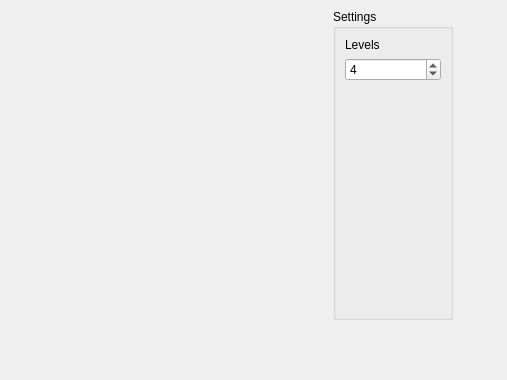
Old version of the form workshop32/mainwindow.ui in the repository dsba-z/week16cpp2021qt2.
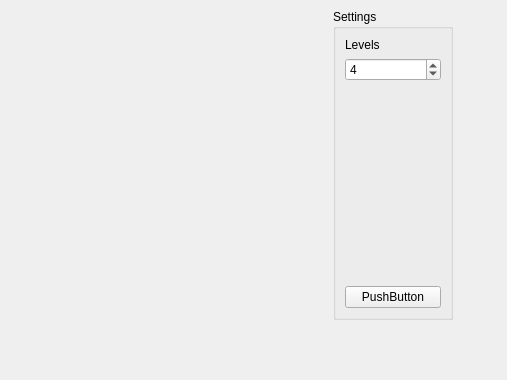
New version of the form.

```diff
--- a/workshop32/mainwindow.ui
+++ b/workshop32/mainwindow.ui
@@ -66,6 +66,13 @@
        </property>
       </spacer>
      </item>
+     <item>
+      <widget class="QPushButton" name="pushButton">
+       <property name="text">
+        <string>PushButton</string>
+       </property>
+      </widget>
+     </item>
     </layout>
    </widget>
   </widget>
```
Left out of the diff: 15 changed lines with no effect on the pictures.
